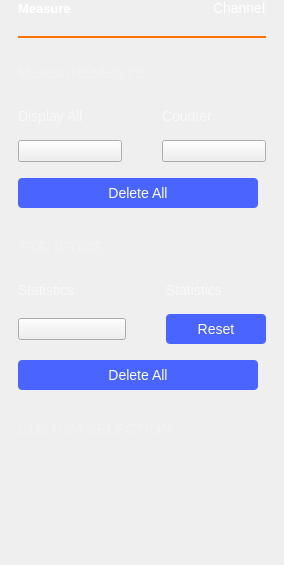
Qt form ui/measure_settings.ui (analogdevicesinc/scopy) before a commit.
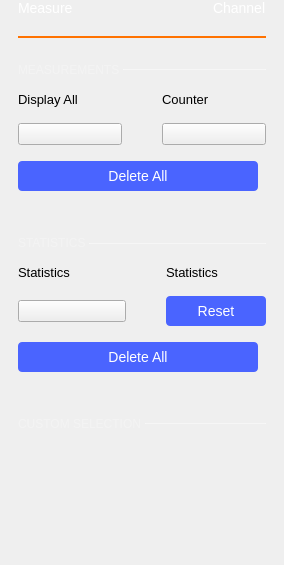
The same form after that commit. Custom widgets are drawn as their Qt base class.

The edit to the form file:
```diff
--- a/ui/measure_settings.ui
+++ b/ui/measure_settings.ui
@@ -48,12 +48,9 @@
        <item>
         <widget class="QLabel" name="label">
          <property name="styleSheet">
-          <string notr="true">QLabel {
-  font-weight: bold;
-  font-size: 13px;
-  color: #ffffff;
-}
-</string>
+          <string notr="true">color: white;
+font-size: 14px;
+font-weight: normal;</string>
          </property>
          <property name="text">
           <string>Measure</string>
@@ -76,12 +73,9 @@
        <item>
         <widget class="QLabel" name="lblChanName">
          <property name="styleSheet">
-          <string notr="true">QLabel {
-  font-weight: normal;
-  font-size: 14px;
-  color: #ffffff;
-}
-</string>
+          <string notr="true">color: white;
+font-size: 14px;
+font-weight: normal;</string>
          </property>
          <property name="text">
           <string>Channel</string>
@@ -135,33 +129,17 @@
       </widget>
      </item>
      <item>
-      <spacer name="verticalSpacer_3">
-       <property name="orientation">
-        <enum>Qt::Vertical</enum>
-       </property>
-       <property name="sizeType">
-        <enum>QSizePolicy::Fixed</enum>
-       </property>
-       <property name="sizeHint" stdset="0">
-        <size>
-         <width>0</width>
-         <height>16</height>
-        </size>
-       </property>
-      </spacer>
-     </item>
-     <item>
-      <layout class="QHBoxLayout" name="horizontalLayout">
-       <property name="spacing">
-        <number>10</number>
-       </property>
+      <layout class="QGridLayout" name="gridLayout">
        <property name="topMargin">
-        <number>10</number>
+        <number>0</number>
        </property>
        <property name="bottomMargin">
-        <number>10</number>
+        <number>0</number>
        </property>
-       <item>
+       <property name="horizontalSpacing">
+        <number>0</number>
+       </property>
+       <item row="1" column="0">
         <widget class="QLabel" name="label_6">
          <property name="sizePolicy">
           <sizepolicy hsizetype="Fixed" vsizetype="Fixed">
@@ -171,16 +149,16 @@
          </property>
          <property name="styleSheet">
           <string notr="true">QLabel {
-  font-size: 15px;
-  color: rgba(255, 255, 255, 51);
-}</string>
+		font-size: 12px;
+		color: rgba(255, 255, 255, 70);
+	}</string>
          </property>
          <property name="text">
-          <string>MEASUREMENTS</string>
+          <string>MEASUREMENTS </string>
          </property>
         </widget>
        </item>
-       <item>
+       <item row="1" column="1">
         <widget class="Line" name="line_2">
          <property name="maximumSize">
           <size>
@@ -189,19 +167,51 @@
           </size>
          </property>
          <property name="styleSheet">
-          <string notr="true">border: 1px solid rgb(255, 255, 255, 15);</string>
+          <string notr="true">border: 1px solid rgba(255, 255, 255, 70);</string>
          </property>
          <property name="orientation">
           <enum>Qt::Horizontal</enum>
          </property>
         </widget>
        </item>
+       <item row="2" column="0" colspan="2">
+        <spacer name="verticalSpacer_4">
+         <property name="orientation">
+          <enum>Qt::Vertical</enum>
+         </property>
+         <property name="sizeType">
+          <enum>QSizePolicy::Fixed</enum>
+         </property>
+         <property name="sizeHint" stdset="0">
+          <size>
+           <width>0</width>
+           <height>15</height>
+          </size>
+         </property>
+        </spacer>
+       </item>
+       <item row="0" column="0" colspan="2">
+        <spacer name="verticalSpacer_3">
+         <property name="orientation">
+          <enum>Qt::Vertical</enum>
+         </property>
+         <property name="sizeType">
+          <enum>QSizePolicy::Fixed</enum>
+         </property>
+         <property name="sizeHint" stdset="0">
+          <size>
+           <width>0</width>
+           <height>25</height>
+          </size>
+         </property>
+        </spacer>
+       </item>
       </layout>
      </item>
      <item>
       <layout class="QGridLayout" name="gLayout_Measurements">
        <property name="topMargin">
-        <number>16</number>
+        <number>0</number>
        </property>
        <property name="bottomMargin">
         <number>20</number>
@@ -215,12 +225,7 @@
        <item row="0" column="1">
         <widget class="QLabel" name="label_3">
          <property name="styleSheet">
-          <string notr="true">QLabel {
-  font-weight: normal;
-  font-size: 14px;
-  color: rgba(255, 255, 255, 153);
-}
-</string>
+          <string notr="true">font-size: 13px;</string>
          </property>
          <property name="text">
           <string>Counter</string>
@@ -230,12 +235,7 @@
        <item row="0" column="0">
         <widget class="QLabel" name="label_2">
          <property name="styleSheet">
-          <string notr="true">QLabel {
-  font-weight: normal;
-  font-size: 14px;
-  color: rgba(255, 255, 255, 153);
-}
-</string>
+          <string notr="true">font-size: 13px;</string>
          </property>
          <property name="text">
           <string>Display All</string>
@@ -296,17 +296,17 @@
       </layout>
      </item>
      <item>
-      <layout class="QHBoxLayout" name="horizontalLayout_3">
-       <property name="spacing">
-        <number>10</number>
-       </property>
+      <layout class="QGridLayout" name="gridLayout_2">
        <property name="topMargin">
-        <number>10</number>
+        <number>0</number>
        </property>
        <property name="bottomMargin">
-        <number>10</number>
+        <number>0</number>
        </property>
-       <item>
+       <property name="horizontalSpacing">
+        <number>0</number>
+       </property>
+       <item row="1" column="0">
         <widget class="QLabel" name="label_7">
          <property name="sizePolicy">
           <sizepolicy hsizetype="Fixed" vsizetype="Fixed">
@@ -322,16 +322,16 @@
          </property>
          <property name="styleSheet">
           <string notr="true">QLabel {
-  font-size: 15px;
-  color: rgba(255, 255, 255, 51);
-}</string>
+		font-size: 12px;
+		color: rgba(255, 255, 255, 70);
+	}</string>
          </property>
          <property name="text">
-          <string>STATISTICS</string>
+          <string>STATISTICS </string>
          </property>
         </widget>
        </item>
-       <item>
+       <item row="1" column="1">
         <widget class="Line" name="line_3">
          <property name="minimumSize">
           <size>
@@ -346,19 +346,51 @@
           </size>
          </property>
          <property name="styleSheet">
-          <string notr="true">border: 1px solid rgb(255, 255, 255, 15);</string>
+          <string notr="true">border: 1px solid rgba(255, 255, 255, 70);</string>
          </property>
          <property name="orientation">
           <enum>Qt::Horizontal</enum>
          </property>
         </widget>
        </item>
+       <item row="2" column="0" colspan="2">
+        <spacer name="verticalSpacer_7">
+         <property name="orientation">
+          <enum>Qt::Vertical</enum>
+         </property>
+         <property name="sizeType">
+          <enum>QSizePolicy::Fixed</enum>
+         </property>
+         <property name="sizeHint" stdset="0">
+          <size>
+           <width>0</width>
+           <height>15</height>
+          </size>
+         </property>
+        </spacer>
+       </item>
+       <item row="0" column="0" colspan="2">
+        <spacer name="verticalSpacer_6">
+         <property name="orientation">
+          <enum>Qt::Vertical</enum>
+         </property>
+         <property name="sizeType">
+          <enum>QSizePolicy::Fixed</enum>
+         </property>
+         <property name="sizeHint" stdset="0">
+          <size>
+           <width>0</width>
+           <height>25</height>
+          </size>
+         </property>
+        </spacer>
+       </item>
       </layout>
      </item>
      <item>
       <layout class="QGridLayout" name="gLayout_Statistics">
        <property name="topMargin">
-        <number>16</number>
+        <number>0</number>
        </property>
        <property name="bottomMargin">
         <number>20</number>
@@ -372,12 +404,7 @@
        <item row="0" column="1">
         <widget class="QLabel" name="label_5">
          <property name="styleSheet">
-          <string notr="true">QLabel {
-  font-weight: normal;
-  font-size: 14px;
-  color: rgba(255, 255, 255, 153);
-}
-</string>
+          <string notr="true">font-size: 13px;</string>
          </property>
          <property name="text">
           <string>Statistics</string>
@@ -394,12 +421,7 @@
        <item row="0" column="0">
         <widget class="QLabel" name="label_4">
          <property name="styleSheet">
-          <string notr="true">QLabel {
-  font-weight: normal;
-  font-size: 14px;
-  color: rgba(255, 255, 255, 153);
-}
-</string>
+          <string notr="true">font-size: 13px;</string>
          </property>
          <property name="text">
           <string>Statistics</string>
@@ -475,14 +497,14 @@
      <item>
       <layout class="QHBoxLayout" name="horizontalLayout_4">
        <property name="spacing">
-        <number>10</number>
+        <number>0</number>
        </property>
        <property name="topMargin">
-        <number>10</number>
-       </property>
-       <property name="bottomMargin">
         <number>25</number>
        </property>
+       <property name="bottomMargin">
+        <number>15</number>
+       </property>
        <item>
         <widget class="QLabel" name="label_8">
          <property name="sizePolicy">
@@ -493,17 +515,26 @@
          </property>
          <property name="styleSheet">
           <string notr="true">QLabel {
-  font-size: 15px;
-  color: rgba(255, 255, 255, 51);
-}</string>
+		font-size: 12px;
+		color: rgba(255, 255, 255, 70);
+	}</string>
+         </property>
+         <property name="frameShadow">
+          <enum>QFrame::Sunken</enum>
          </property>
          <property name="text">
-          <string>CUSTOM SELECTION</string>
+          <string>CUSTOM SELECTION </string>
          </property>
         </widget>
        </item>
        <item>
         <widget class="Line" name="line_4">
+         <property name="minimumSize">
+          <size>
+           <width>0</width>
+           <height>1</height>
+          </size>
+         </property>
          <property name="maximumSize">
           <size>
            <width>16777215</width>
@@ -511,7 +542,7 @@
           </size>
          </property>
          <property name="styleSheet">
-          <string notr="true">border: 1px solid rgb(255, 255, 255, 15);</string>
+          <string notr="true">border: 1px solid rgba(255, 255, 255, 70);</string>
          </property>
          <property name="orientation">
           <enum>Qt::Horizontal</enum>
```
